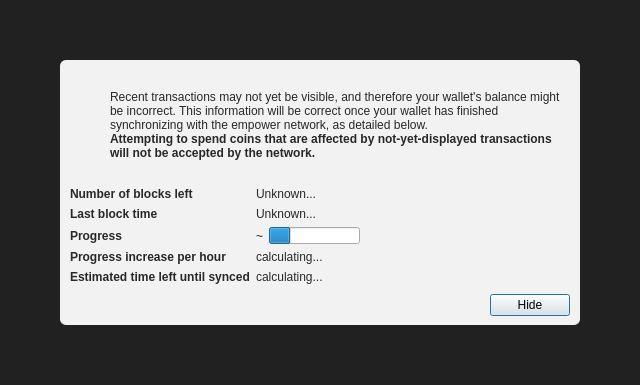
Before: the Qt Designer form src/qt/forms/modaloverlay.ui in SaltineChips/Rubix-V3.0.0.0, drawn with Qt 5.
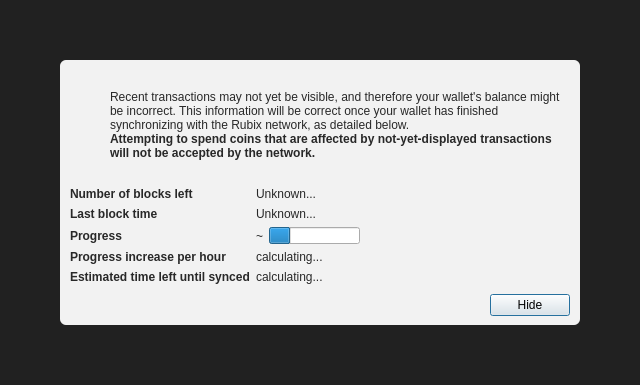
After: the same form once the commit is applied. Icons and pictures are not drawn. Custom widgets are drawn as their Qt base class.

Patch:
```diff
--- a/src/qt/forms/modaloverlay.ui
+++ b/src/qt/forms/modaloverlay.ui
@@ -130,7 +130,7 @@
              <item>
               <widget class="QLabel" name="infoText">
                <property name="text">
-                <string>Recent transactions may not yet be visible, and therefore your wallet's balance might be incorrect. This information will be correct once your wallet has finished synchronizing with the empower network, as detailed below.</string>
+                <string>Recent transactions may not yet be visible, and therefore your wallet's balance might be incorrect. This information will be correct once your wallet has finished synchronizing with the Rubix network, as detailed below.</string>
                </property>
                <property name="textFormat">
                 <enum>Qt::RichText</enum>
```
